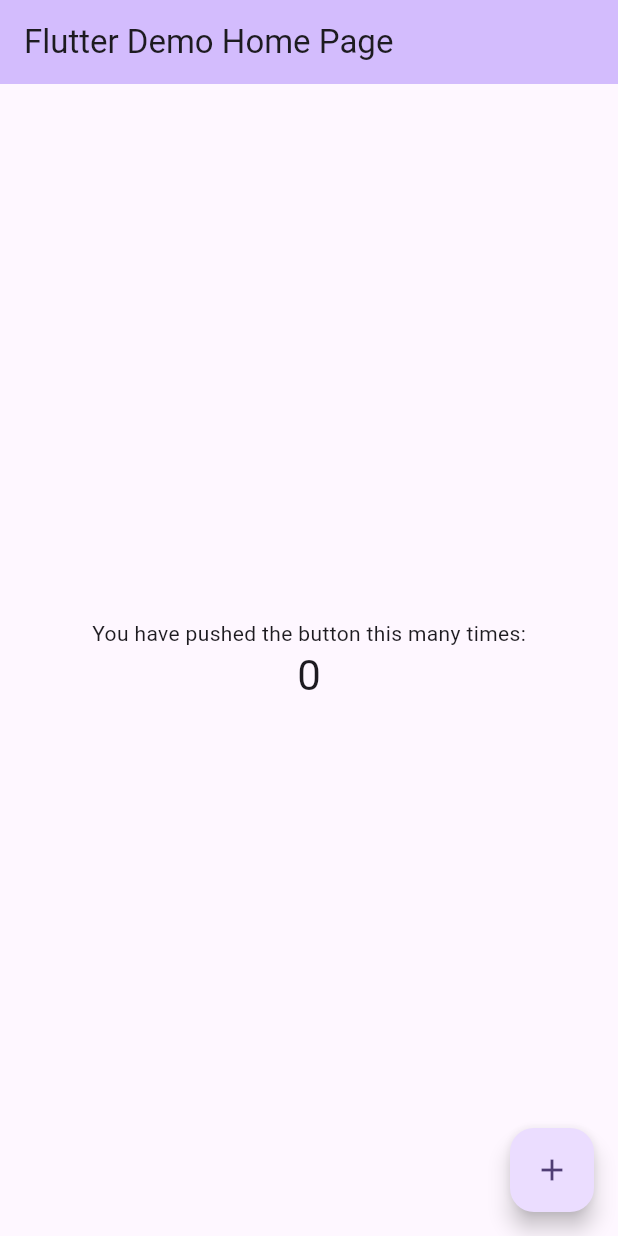
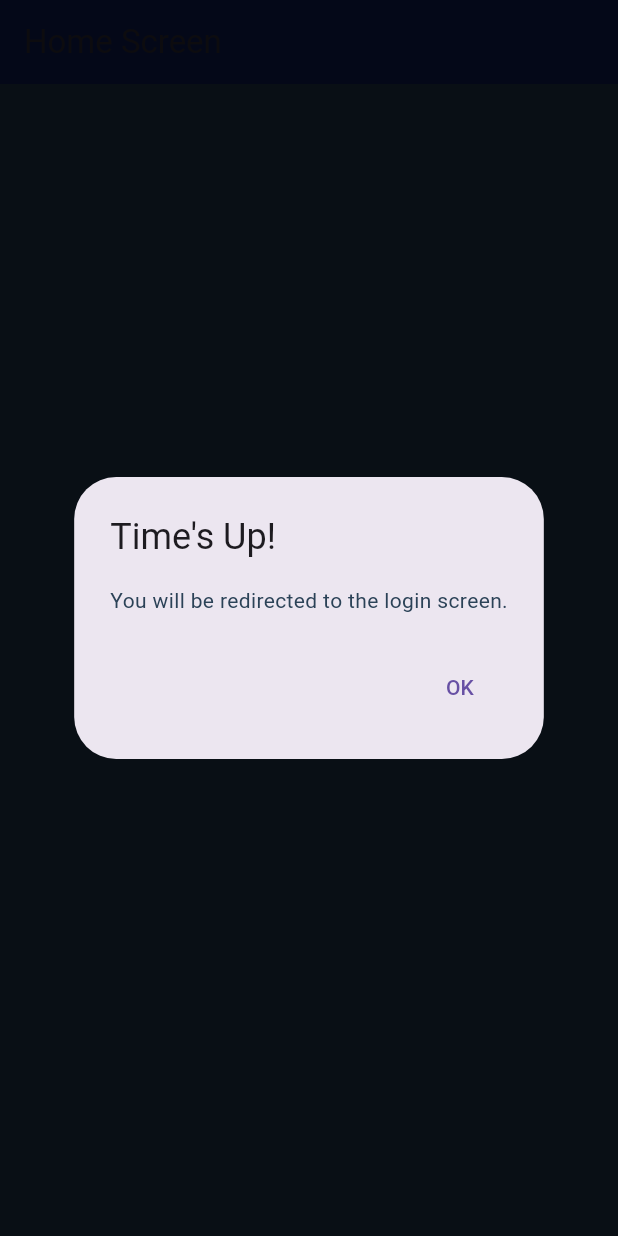
Before and after one commit to MahmoudMadihBedier/E-commerce, a Flutter app: the screen it shows after launch, on a phone screen of 412 x 824 dp. Run offline on Flutter 3.47's test engine with Material 3 defaults, Android fonts, the phone set to English and light mode, and no system bars.

Commit message:
standing th eidea

```diff
--- a/lib/main.dart
+++ b/lib/main.dart
@@ -1,125 +1,112 @@
 import 'package:flutter/material.dart';
 
 void main() {
-  runApp(const MyApp());
+  runApp(MyApp());
+}
+
+class AppTheme {
+  static const Color royalBlue = Color(0xFF091235);
+  static const Color navyBlue = Color(0xFF14202E);
+  static const Color midnightBlue = Color(0xFF2B4257);
+  static const Color blueGray = Color(0xFF88A9C3);
+
+  static final ThemeData lightTheme = ThemeData(
+    primaryColor: royalBlue,
+    hintColor: blueGray,
+    scaffoldBackgroundColor: navyBlue,
+    appBarTheme: AppBarTheme(
+      color: royalBlue,
+      iconTheme: IconThemeData(color: blueGray),
+      // textTheme: TextTheme(
+      //   headline6: TextStyle(color: blueGray, fontSize: 20),
+      // ),
+    ),
+    textTheme: TextTheme(
+      bodyText1: TextStyle(color: blueGray),
+      bodyText2: TextStyle(color: midnightBlue),
+    ),
+    buttonTheme: ButtonThemeData(
+      buttonColor: blueGray,
+      textTheme: ButtonTextTheme.primary,
+    ),
+    floatingActionButtonTheme: FloatingActionButtonThemeData(
+      backgroundColor: blueGray,
+    ),
+  );
 }
 
 class MyApp extends StatelessWidget {
-  const MyApp({super.key});
-
-  // This widget is the root of your application.
   @override
   Widget build(BuildContext context) {
     return MaterialApp(
-      title: 'Flutter Demo',
-      theme: ThemeData(
-        // This is the theme of your application.
-        //
-        // TRY THIS: Try running your application with "flutter run". You'll see
-        // the application has a purple toolbar. Then, without quitting the app,
-        // try changing the seedColor in the colorScheme below to Colors.green
-        // and then invoke "hot reload" (save your changes or press the "hot
-        // reload" button in a Flutter-supported IDE, or press "r" if you used
-        // the command line to start the app).
-        //
-        // Notice that the counter didn't reset back to zero; the application
-        // state is not lost during the reload. To reset the state, use hot
-        // restart instead.
-        //
-        // This works for code too, not just values: Most code changes can be
-        // tested with just a hot reload.
-        colorScheme: ColorScheme.fromSeed(seedColor: Colors.deepPurple),
-        useMaterial3: true,
-      ),
-      home: const MyHomePage(title: 'Flutter Demo Home Page'),
+      theme: AppTheme.lightTheme,
+      home: HomeScreen(),
+      routes: {
+        '/login': (context) => LoginScreen(),
+      },
     );
   }
 }
 
-class MyHomePage extends StatefulWidget {
-  const MyHomePage({super.key, required this.title});
-
-  // This widget is the home page of your application. It is stateful, meaning
-  // that it has a State object (defined below) that contains fields that affect
-  // how it looks.
-
-  // This class is the configuration for the state. It holds the values (in this
-  // case the title) provided by the parent (in this case the App widget) and
-  // used by the build method of the State. Fields in a Widget subclass are
-  // always marked "final".
-
-  final String title;
-
+class HomeScreen extends StatefulWidget {
   @override
-  State<MyHomePage> createState() => _MyHomePageState();
+  _HomeScreenState createState() => _HomeScreenState();
 }
 
-class _MyHomePageState extends State<MyHomePage> {
-  int _counter = 0;
+class _HomeScreenState extends State<HomeScreen> {
+  @override
+  void initState() {
+    super.initState();
+    // Show the dialog after 3 seconds
+    Future.delayed(Duration(seconds: 3), () {
+      _showDialog(context);
+    });
+  }
 
-  void _incrementCounter() {
-    setState(() {
-      // This call to setState tells the Flutter framework that something has
-      // changed in this State, which causes it to rerun the build method below
-      // so that the display can reflect the updated values. If we changed
-      // _counter without calling setState(), then the build method would not be
-      // called again, and so nothing would appear to happen.
-      _counter++;
-    });
+  void _showDialog(BuildContext context) {
+    showDialog(
+      context: context,
+      builder: (BuildContext context) {
+        return AlertDialog(
+          title: Text('Time\'s Up!'),
+          content: Text('You will be redirected to the login screen.'),
+          actions: <Widget>[
+            TextButton(
+              child: Text('OK'),
+              onPressed: () {
+                Navigator.of(context).pop(); // Close the dialog
+                Navigator.of(context).pushNamed('/login'); // Navigate to login screen
+              },
+            ),
+          ],
+        );
+      },
+    );
   }
 
   @override
   Widget build(BuildContext context) {
-    // This method is rerun every time setState is called, for instance as done
-    // by the _incrementCounter method above.
-    //
-    // The Flutter framework has been optimized to make rerunning build methods
-    // fast, so that you can just rebuild anything that needs updating rather
-    // than having to individually change instances of widgets.
     return Scaffold(
       appBar: AppBar(
-        // TRY THIS: Try changing the color here to a specific color (to
-        // Colors.amber, perhaps?) and trigger a hot reload to see the AppBar
-        // change color while the other colors stay the same.
-        backgroundColor: Theme.of(context).colorScheme.inversePrimary,
-        // Here we take the value from the MyHomePage object that was created by
-        // the App.build method, and use it to set our appbar title.
-        title: Text(widget.title),
+        title: Text('Home Screen'),
       ),
       body: Center(
-        // Center is a layout widget. It takes a single child and positions it
-        // in the middle of the parent.
-        child: Column(
-          // Column is also a layout widget. It takes a list of children and
-          // arranges them vertically. By default, it sizes itself to fit its
-          // children horizontally, and tries to be as tall as its parent.
-          //
-          // Column has various properties to control how it sizes itself and
-          // how it positions its children. Here we use mainAxisAlignment to
-          // center the children vertically; the main axis here is the vertical
-          // axis because Columns are vertical (the cross axis would be
-          // horizontal).
-          //
-          // TRY THIS: Invoke "debug painting" (choose the "Toggle Debug Paint"
-          // action in the IDE, or press "p" in the console), to see the
-          // wireframe for each widget.
-          mainAxisAlignment: MainAxisAlignment.center,
-          children: <Widget>[
-            const Text(
-              'You have pushed the button this many times:',
-            ),
-            Text(
-              '$_counter',
-              style: Theme.of(context).textTheme.headlineMedium,
-            ),
-          ],
-        ),
+        child: Text('Wait for the dialog to appear in 3 seconds.'),
       ),
-      floatingActionButton: FloatingActionButton(
-        onPressed: _incrementCounter,
-        tooltip: 'Increment',
-        child: const Icon(Icons.add),
-      ), // This trailing comma makes auto-formatting nicer for build methods.
     );
   }
 }
+
+class LoginScreen extends StatelessWidget {
+  @override
+  Widget build(BuildContext context) {
+    return Scaffold(
+      appBar: AppBar(
+        title: Text('Login Screen'),
+      ),
+      body: Center(
+        child: Text('Welcome to the Login Screen!'),
+      ),
+    );
+  }
+}
```
